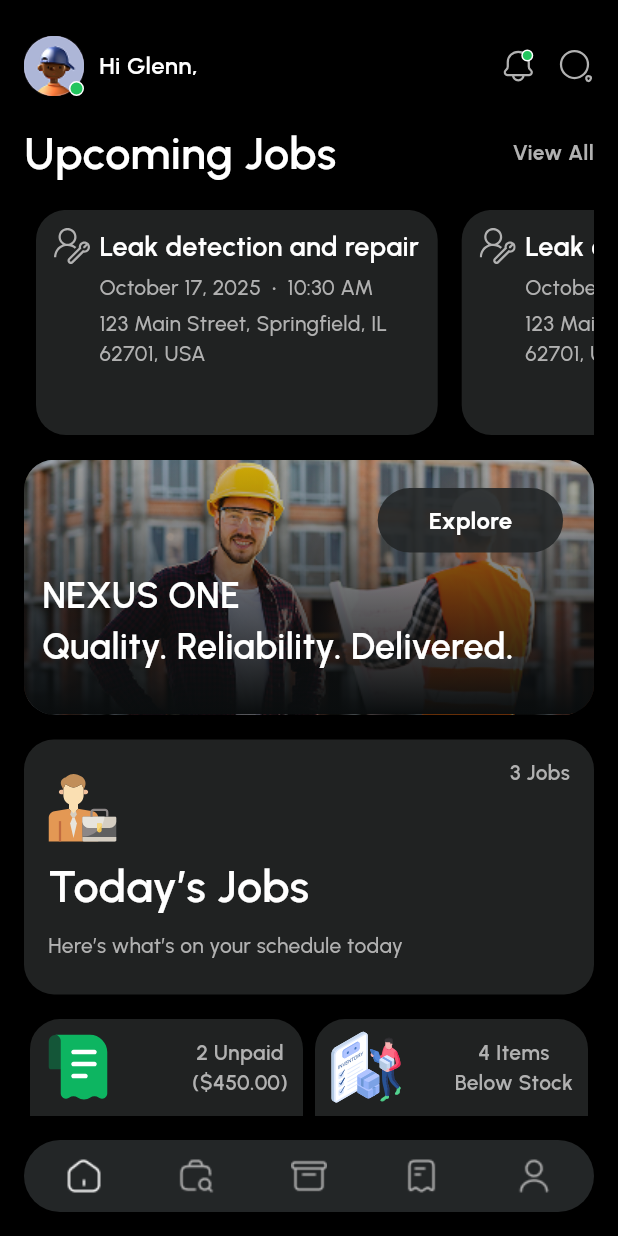
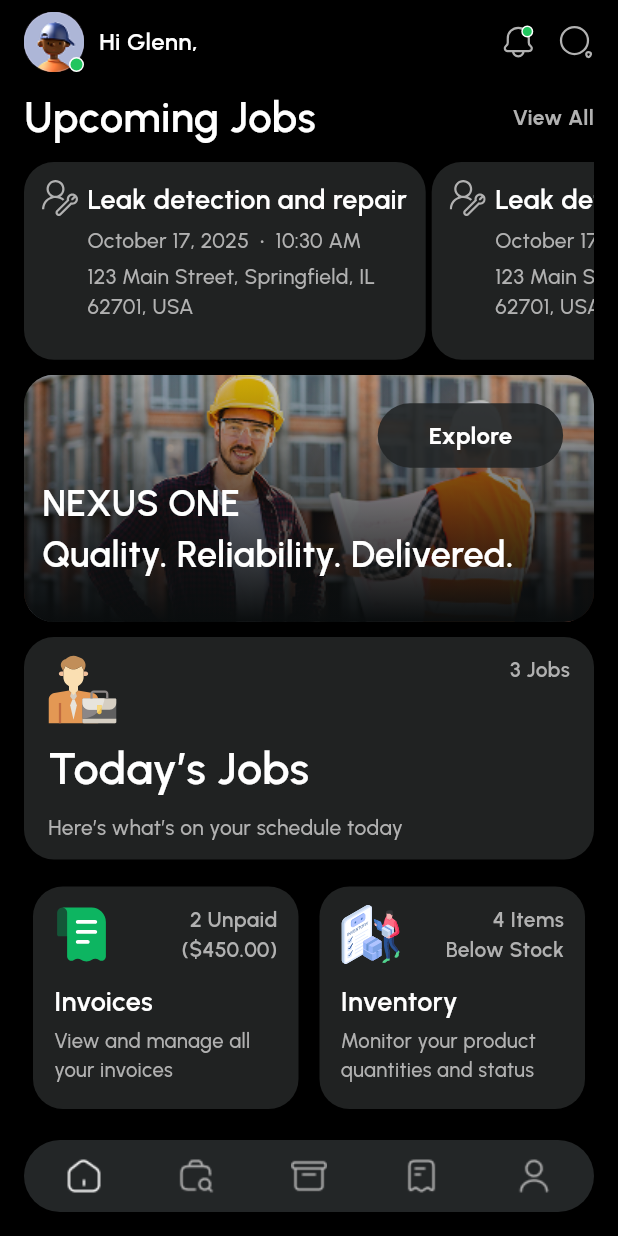
Before and after one commit to abir1219/NexusOne, a Flutter app: the HomeScreen screen opened by its route, on a phone screen of 412 x 824 dp. Run offline on Flutter 3.47's test engine with Material 3 defaults, Android fonts, the phone set to English and light mode, and no system bars; our stand-ins replace device_preview, flutter_spinkit, flutter_svg, gap, go_router, google_fonts and 2 more; accounts and stored records are empty.

Commit message:
update design. add my account page

```diff
--- a/lib/core/widgets/custom_banner.dart
+++ b/lib/core/widgets/custom_banner.dart
@@ -8,7 +8,7 @@ class CustomBanner extends StatelessWidget {
   @override
   Widget build(BuildContext context) {
     return Container(
-      height: 170,
+      height: MediaQuery.sizeOf(context).height * 0.2,//170,
       decoration: BoxDecoration(borderRadius: BorderRadius.circular(20)),
       child: ClipRRect(
         borderRadius: BorderRadius.circular(20),
--- a/lib/core/widgets/custom_button_nav.dart
+++ b/lib/core/widgets/custom_button_nav.dart
@@ -32,7 +32,7 @@ class _CustomButtonNavState extends State<CustomButtonNav> {
               color: widget.pageIndex == 0
                   ? AppColors.TEXT_COLOR_WHITE
                   : AppColors.TEXT_COLOR_OFF_WHITE,
-              function: () {},
+              function: () => context.go(AppPages.HOME_SCREEN),
               imageUrl: "assets/images/home.png",
             ),
             CustomIconButton.buildCustomIconButton(
@@ -60,7 +60,7 @@ class _CustomButtonNavState extends State<CustomButtonNav> {
               color: widget.pageIndex == 4
                   ? AppColors.TEXT_COLOR_WHITE
                   : AppColors.TEXT_COLOR_OFF_WHITE,
-              function: () {},
+              function: ()  => context.go(AppPages.MY_ACCOUNT_SCREEN),
               imageUrl: "assets/images/account.png",
             ),
           ],
--- a/lib/core/widgets/custom_drawer_menu.dart
+++ b/lib/core/widgets/custom_drawer_menu.dart
@@ -1,12 +1,13 @@
 import 'package:flutter/material.dart';
-import 'package:gap/gap.dart';
+import 'package:google_fonts/google_fonts.dart';
 
 import '../constants/app_colors.dart';
 
-
 class CustomDrawerMenu {
-  static Widget buildCustomDrawerMenu(BuildContext context,
-      VoidCallback? onDrawerClose,) {
+  static Widget buildCustomDrawerMenu(
+    BuildContext context,
+    VoidCallback? onDrawerClose,
+  ) {
     return Stack(
       children: [
         Drawer(
@@ -24,56 +25,78 @@ class CustomDrawerMenu {
                     child: IconButton(
                       splashColor: AppColors.TRANSPARENT_COLOR,
                       onPressed: onDrawerClose,
-                      icon: Icon(Icons.close, color: AppColors.TEXT_COLOR_OFF_WHITE,size: 18,),
+                      icon: Icon(
+                        Icons.close,
+                        color: AppColors.TEXT_COLOR_OFF_WHITE,
+                        size: 18,
+                      ),
                     ),
                   ),
                   // --- Profile Section ---
-                  Row(
-                    children: [
                   const CircleAvatar(
                     radius: 28,
                     backgroundImage: AssetImage('assets/images/avatar.png'),
                   ),
-                      const SizedBox(width: 12),
-                      Column(
-                        crossAxisAlignment: CrossAxisAlignment.start,
-                        children: const [
+                  const SizedBox(height: 20),
                   Text(
                     "Glenn Cross",
-                            style: TextStyle(
+                    style: GoogleFonts.urbanist(
                       color: AppColors.TEXT_COLOR_WHITE,
-                              fontSize: 18,
-                              fontWeight: FontWeight.bold,
+                      fontSize: 24,
+                      fontWeight: FontWeight.w600,
                     ),
                   ),
                   SizedBox(height: 4),
                   Text(
                     "Contractor",
-                            style: TextStyle(
+                    style: GoogleFonts.urbanist(
                       color: AppColors.TEXT_COLOR_OFF_WHITE,
-                              fontSize: 14,
+                      fontSize: 16,
+                      fontWeight: FontWeight.w500,
                     ),
+                  ),
+                  const SizedBox(height: 15),
+
+                  // --- Drawer Menu Items ---
+                  Expanded(
+                    child: Container(
+                      margin: EdgeInsets.only(left: 10),
+                      child: Column(
+                        spacing: 10,
+                        children: [
+                          _buildDrawerItem('assets/images/account.png', "Account"),
+                          _buildDrawerItem('assets/images/jobs.png', "Jobs"),
+                          _buildDrawerItem(
+                            'assets/images/inventory.png',
+                            "Inventory",
+                          ),
+                          _buildDrawerItem('assets/images/invoice.png', "Invoice"),
+                          _buildDrawerItem(
+                            'assets/images/transaction.png',
+                            "Transaction",
+                          ),
+                          _buildDrawerItem(
+                            'assets/images/stock.png',
+                            "Stock Forecasting",
+                          ),
+                          _buildDrawerItem(
+                            'assets/images/tax_expense.png',
+                            "Tax Expense",
                           ),
                         ],
                       ),
-                    ],
+                    ),
                   ),
 
-                  const SizedBox(height: 30),
-
-                  // --- Drawer Menu Items ---
-                  _buildDrawerItem(Icons.home_outlined, "Home"),
-                  _buildDrawerItem(Icons.work_outline, "Jobs"),
-                  _buildDrawerItem(Icons.inventory_2_outlined, "Inventory"),
-                  _buildDrawerItem(Icons.receipt_long_outlined, "Invoice"),
-                  _buildDrawerItem(Icons.person_outline, "Account"),
-                  _buildDrawerItem(Icons.attach_money_outlined, "Transaction"),
-                  _buildDrawerItem(Icons.notifications_none_outlined, "Notification"),
-
-                  const Spacer(),
+                  //const Spacer(),
                   // Gap(MediaQuery.sizeOf(context).height * 0.1),
 
                   // --- Bottom Links ---
+                  Column(
+                    spacing: 4,
+                    crossAxisAlignment: CrossAxisAlignment.start,
+                    mainAxisAlignment: MainAxisAlignment.start,
+                    children: [
                       _buildBottomLink("About"),
                       _buildBottomLink("Settings"),
                       _buildBottomLink("Terms & Policy"),
@@ -81,11 +104,13 @@ class CustomDrawerMenu {
                       _buildBottomLink("Logout"),
                     ],
                   ),
+                ],
+              ),
             ),
           ),
         ),
         Positioned(
-          bottom: MediaQuery.sizeOf(context).height * .1,
+          bottom: MediaQuery.sizeOf(context).height * .05,
           right: MediaQuery.sizeOf(context).width * .1,
           child: GestureDetector(
             onTap: () {
@@ -109,19 +134,20 @@ class CustomDrawerMenu {
     );
   }
 
-  static Widget _buildDrawerItem(IconData icon, String title) {
+  static Widget _buildDrawerItem(String imageUrl, String title) {
     return Padding(
       padding: const EdgeInsets.symmetric(vertical: 8),
       child: Row(
         children: [
-          Icon(icon, color: AppColors.TEXT_COLOR_WHITE, size: 22),
+          Image.asset(imageUrl),
+          // Icon(icon, color: AppColors.TEXT_COLOR_WHITE, size: 22),
           const SizedBox(width: 16),
           Text(
             title,
-            style: const TextStyle(
+            style: GoogleFonts.urbanist(
               color: AppColors.TEXT_COLOR_WHITE,
-              fontSize: 15,
-              fontWeight: FontWeight.w500,
+              fontSize: 18,
+              fontWeight: FontWeight.w600,
             ),
           ),
         ],
@@ -134,9 +160,10 @@ class CustomDrawerMenu {
       padding: const EdgeInsets.symmetric(vertical: 6),
       child: Text(
         title,
-        style: const TextStyle(
+        style: GoogleFonts.urbanist(
           color: AppColors.TEXT_COLOR_OFF_WHITE,
-          fontSize: 14,
+          fontSize: 18,
+          fontWeight: FontWeight.w500
         ),
       ),
     );
--- a/lib/core/widgets/custom_today_job_details_card.dart
+++ b/lib/core/widgets/custom_today_job_details_card.dart
@@ -10,7 +10,7 @@ class CustomJobDetailsCard extends StatelessWidget {
   @override
   Widget build(BuildContext context) {
     return Container(
-      height: 170,
+      height:  MediaQuery.sizeOf(context).height * 0.18,//170,
       decoration: BoxDecoration(
         color: AppColors.UPCOMING_BLOCK_COLOR,
         borderRadius: BorderRadius.circular(20),
--- a/lib/core/widgets/custom_upcoming_job_card.dart
+++ b/lib/core/widgets/custom_upcoming_job_card.dart
@@ -22,7 +22,7 @@ class UpcomingJobCard extends StatelessWidget {
   Widget build(BuildContext context) {
     return Container(
       width: width * 0.65,
-      margin: const EdgeInsets.symmetric(horizontal: 8),
+      // margin: const EdgeInsets.symmetric(horizontal: 8),
       decoration: BoxDecoration(
         color: AppColors.UPCOMING_BLOCK_COLOR,
         borderRadius: BorderRadius.circular(20),
--- a/lib/features/home_screen/presentation/home_screen.dart
+++ b/lib/features/home_screen/presentation/home_screen.dart
@@ -25,14 +25,14 @@ class _HomeScreenState extends State<HomeScreen> {
 
   @override
   Widget build(BuildContext context) {
-    var height = MediaQuery.sizeOf(context).height;
-    var width = MediaQuery.sizeOf(context).width;
+    final height = MediaQuery.sizeOf(context).height;
+    final width = MediaQuery.sizeOf(context).width;
 
     return AnnotatedRegion<SystemUiOverlayStyle>(
       value: const SystemUiOverlayStyle(
         statusBarColor: AppColors.BACKGROUND_BLACK,
-        statusBarIconBrightness: Brightness.light, // Android → white icons
-        statusBarBrightness: Brightness.dark, // iOS → white icons
+        statusBarIconBrightness: Brightness.light,
+        statusBarBrightness: Brightness.dark,
       ),
       child: Scaffold(
         key: _scaffoldKey,
@@ -42,15 +42,14 @@ class _HomeScreenState extends State<HomeScreen> {
         }),
         body: SafeArea(
           child: SingleChildScrollView(
-            child: Padding(
             padding: const EdgeInsets.symmetric(
               horizontal: 16.0,
-                vertical: 24.0,
+              vertical: 8.0,
             ),
             child: Column(
-                mainAxisAlignment: MainAxisAlignment.start,
-                spacing: height * 0.02,
+              crossAxisAlignment: CrossAxisAlignment.start,
               children: [
+                // 🔹 Top Header
                 CustomTopHeader.buildTopHeader(
                   profileName: 'Hi Glenn,',
                   isOnline: true,
@@ -60,13 +59,17 @@ class _HomeScreenState extends State<HomeScreen> {
                     _scaffoldKey.currentState?.openDrawer();
                   },
                 ),
+
+                const SizedBox(height: 10),
+
+                // 🔹 Upcoming Jobs Header
                 Row(
                   mainAxisAlignment: MainAxisAlignment.spaceBetween,
                   children: [
                     Text(
                       "Upcoming Jobs",
                       style: GoogleFonts.urbanist(
-                          fontSize: 30,
+                        fontSize: 28,
                         fontWeight: FontWeight.w600,
                         color: AppColors.TEXT_COLOR_WHITE,
                       ),
@@ -81,27 +84,45 @@ class _HomeScreenState extends State<HomeScreen> {
                     ),
                   ],
                 ),
+
+                const SizedBox(height: 10),
+
+                // 🔹 Horizontal Job Cards
                 SizedBox(
-                    height: 150, // ✅ set a fixed height for horizontal ListView
+                  height: height * 0.16,
                   child: ListView.builder(
                     scrollDirection: Axis.horizontal,
                     itemCount: 3,
-                      itemBuilder: (context, index) =>
-                          // _buildUpcomingContainer(index, height, width),
-                          UpcomingJobCard(
+                    // padding: const EdgeInsets.only(right: 4),
+                    itemBuilder: (context, index) => Padding(
+                      padding: EdgeInsets.only(left: index == 0 ? 0 : 4),
+                      child: UpcomingJobCard(
                         title: 'Leak detection and repair',
                         dateTime: DateFormat(
                           "MMMM d, yyyy  •  h:mm a",
                         ).format(DateTime.now()),
-                            address:
-                                '123 Main Street, Springfield, IL 62701, USA',
+                        address: '123 Main Street, Springfield, IL 62701, USA',
                         width: width,
                       ),
                     ),
                   ),
-                  CustomBanner(),
-                  CustomJobDetailsCard(),
+                ),
+
+                const SizedBox(height: 10),
+
+                // 🔹 Banner
+                const CustomBanner(),
+
+                const SizedBox(height: 10),
+
+                // 🔹 Job Details Card
+                const CustomJobDetailsCard(),
+
+                const SizedBox(height: 10),
+
+                // 🔹 Invoices and Inventory Row
                 Row(
+                  spacing: 2,
                   children: [
                     Expanded(
                       child: _buildContainer(
@@ -116,25 +137,30 @@ class _HomeScreenState extends State<HomeScreen> {
                       child: _buildContainer(
                         imageUrl: 'assets/images/inventory.svg',
                         title: 'Inventory',
-                          subtitle:
-                              'Monitor your product quantities and status',
+                        subtitle: 'Monitor your product quantities and status',
                         qtyStatus: '4 Items',
                         priceStatus: "Below Stock",
                       ),
                     ),
                   ],
                 ),
-                  CustomScheduleJobDetailsCard(),
+
+                const SizedBox(height: 10),
+
+                // 🔹 Scheduled Job Details
+                const CustomScheduleJobDetailsCard(),
+
+                const SizedBox(height: 16),
               ],
             ),
           ),
         ),
-        ),
-        bottomNavigationBar: CustomButtonNav(pageIndex: 0),
+        bottomNavigationBar: const CustomButtonNav(pageIndex: 0),
       ),
     );
   }
 
+  // 🔹 Reusable Container Card (Invoices / Inventory)
   Widget _buildContainer({
     required String imageUrl,
     required String title,
@@ -143,23 +169,24 @@ class _HomeScreenState extends State<HomeScreen> {
     required String priceStatus,
   }) {
     return Container(
-      height: MediaQuery.sizeOf(context).height * .2,
-      //170,
-      padding: EdgeInsets.symmetric(horizontal: 10, vertical: 8),
-      margin: EdgeInsets.symmetric(horizontal: 4),
+      height: MediaQuery.sizeOf(context).height * 0.18,
+      margin: const EdgeInsets.symmetric(horizontal: 6, vertical: 8),
+      padding: const EdgeInsets.symmetric(horizontal: 14, vertical: 12),
       decoration: BoxDecoration(
         borderRadius: BorderRadius.circular(20),
         color: AppColors.UPCOMING_BLOCK_COLOR,
       ),
       child: Column(
-        mainAxisAlignment: MainAxisAlignment.center,
-        crossAxisAlignment: CrossAxisAlignment.center,
+        crossAxisAlignment: CrossAxisAlignment.start,
         children: [
+          // 🔹 Top Row: Icon + Status
           Row(
             mainAxisAlignment: MainAxisAlignment.spaceBetween,
+            crossAxisAlignment: CrossAxisAlignment.start,
             children: [
-              SizedBox(child: SvgPicture.asset(imageUrl)),
+              SvgPicture.asset(imageUrl, height: 40, width: 40),
               Column(
+                crossAxisAlignment: CrossAxisAlignment.end,
                 children: [
                   Text(
                     qtyStatus,
@@ -181,12 +208,9 @@ class _HomeScreenState extends State<HomeScreen> {
               ),
             ],
           ),
-          Expanded(
-            child: Column(
-              spacing: 8,
-              mainAxisAlignment: MainAxisAlignment.center,
-              crossAxisAlignment: CrossAxisAlignment.start,
-              children: [
+          const SizedBox(height: 12),
+
+          // 🔹 Title and Subtitle
           Text(
             title,
             style: GoogleFonts.urbanist(
@@ -195,15 +219,13 @@ class _HomeScreenState extends State<HomeScreen> {
               color: AppColors.TEXT_COLOR_WHITE,
             ),
           ),
+          const SizedBox(height: 4),
           Text(
             subtitle,
             style: GoogleFonts.urbanist(
-                    fontSize: 14,
+              fontSize: 13.5,
               fontWeight: FontWeight.w500,
               color: AppColors.TEXT_COLOR_OFF_WHITE,
-                  ),
-                ),
-              ],
             ),
           ),
         ],
--- a/lib/router/app_pages.dart
+++ b/lib/router/app_pages.dart
@@ -9,4 +9,5 @@ class AppPages{
   static const String RESET_PASSWORD_SUCCESS_SCREEN = "/resetPasswordSuccess";
   static const String LOGIN_SCREEN = "/login";
   static const String HOME_SCREEN = "/home";
+  static const String MY_ACCOUNT_SCREEN = "/account";
 }
--- a/lib/router/app_routers.dart
+++ b/lib/router/app_routers.dart
@@ -3,6 +3,7 @@ import 'package:go_router/go_router.dart';
 import 'package:nexus_one/features/forgot_password_screen/presentation/forgot_password_screen.dart';
 import 'package:nexus_one/features/home_screen/presentation/home_screen.dart';
 import 'package:nexus_one/features/login_screen/presentation/login_screen.dart';
+import 'package:nexus_one/features/my_account_screen/presentation/my_account_screen.dart';
 import 'package:nexus_one/features/reset_password_screen/presentation/reset_password_screen.dart';
 import 'package:nexus_one/features/reset_password_screen/presentation/reset_password_success_screen.dart';
 import 'package:nexus_one/features/verify_email_screen/presentation/verify_email_screen.dart';
@@ -28,6 +29,7 @@ class AppRouters {
         _buildRoute(AppPages.RESET_PASSWORD_SCREEN, const ResetPasswordScreen()),
         _buildRoute(AppPages.RESET_PASSWORD_SUCCESS_SCREEN, const ResetPasswordSuccessScreen()),
         _buildRoute(AppPages.HOME_SCREEN, const HomeScreen()),
+        _buildRoute(AppPages.MY_ACCOUNT_SCREEN, const MyAccountScreen()),
       ],
     );
   }
```
Also changed, not shown: lib/features/my_account_screen/presentation/my_account_screen.dart (added, +190 -0 lines), assets/images/stock.png (added), assets/images/tax_expense.png (added), assets/images/transaction.png (added), pubspec.lock. Lines whose indentation alone changed are shown as unchanged.
